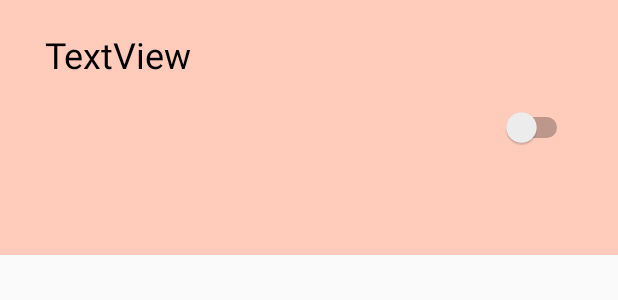
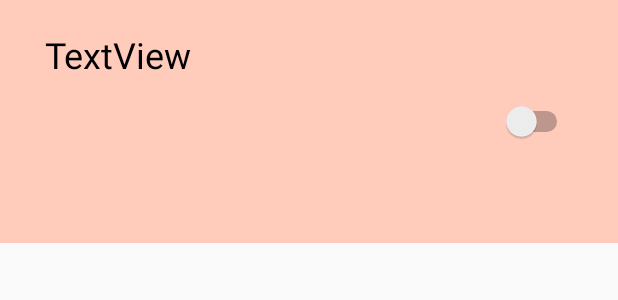
Before and after one commit to jhu-cs-uima-sp19/Awake, an Android app: the layout alarm_entry.xml on its own in the app's theme, with its tools: preview values and no code run, on a phone screen of 412 x 824 dp. Shown: the top 300 px of the screen. Run offline under Robolectric (Android 15) with nearby library versions, the phone set to English and light mode, and no system bars.

Commit message:
spacing of parts

```diff
--- a/app/src/main/res/layout/alarm_entry.xml
+++ b/app/src/main/res/layout/alarm_entry.xml
@@ -31,7 +31,7 @@
             android:layout_width="wrap_content"
             android:layout_height="wrap_content"
             android:layout_marginLeft="5dp"
-            android:layout_marginBottom="16dp"
+            android:layout_marginBottom="8dp"
             android:textColor="@color/black"
             android:textSize="36sp"
             app:layout_constraintBottom_toBottomOf="parent" />
```
